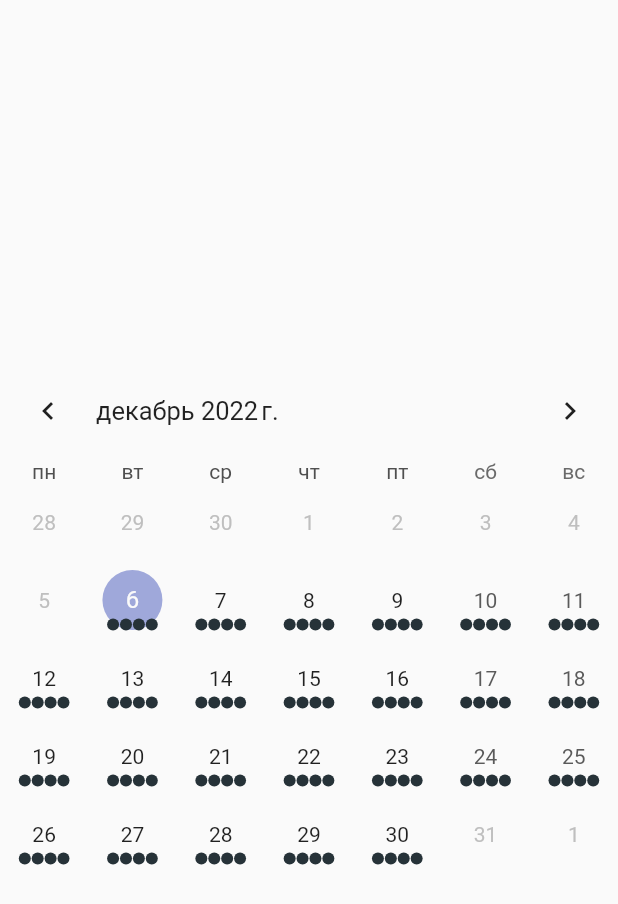
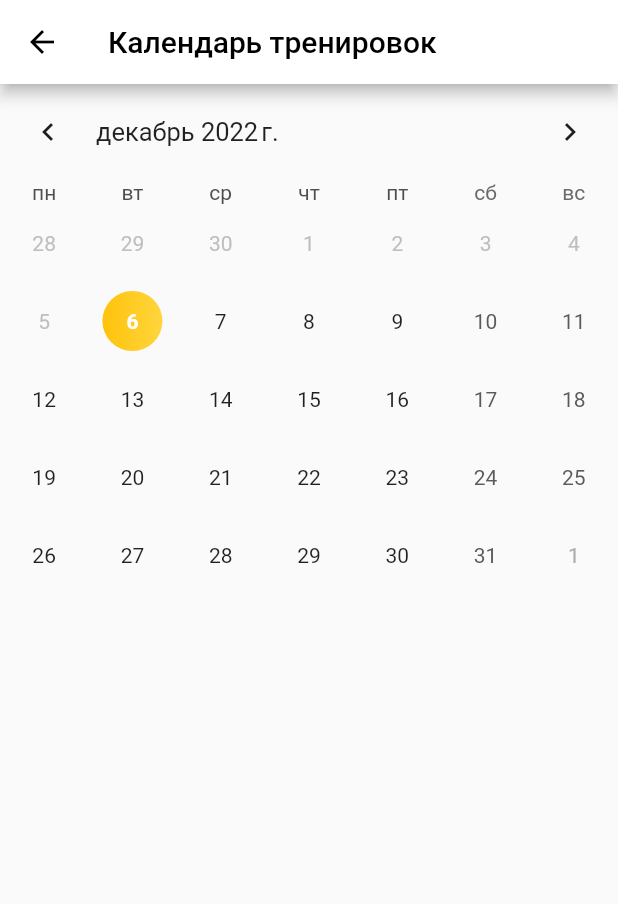
Before and after one commit to breadwithmeth/doro, a Flutter app: the TrainingCalendar screen opened directly, on a phone screen of 412 x 824 dp. Shown: the top 904 px of the screen. Run offline on Flutter 3.47's test engine with Material 2 defaults, Android fonts, the phone set to English and light mode, and no system bars; drawn by our look-alikes of table_calendar; our stand-ins replace firebase_core, firebase_messaging, google_fonts, shared_preferences; missing offline and left inert: mobile_scanner; accounts and stored records are empty; network calls fail.

Commit message:
almost finished schdule but not sure

```diff
--- a/lib/pages/trainingCalendar.dart
+++ b/lib/pages/trainingCalendar.dart
@@ -1,7 +1,9 @@
+import 'package:doro/pages/trainingsForDay.dart';
 import 'package:doro/utils/api.dart';
 import 'package:flutter/material.dart';
 import 'package:flutter/src/widgets/container.dart';
 import 'package:flutter/src/widgets/framework.dart';
+import 'package:intl/intl.dart';
 import 'package:table_calendar/table_calendar.dart';
 
 class TrainingCalendar extends StatefulWidget {
@@ -12,18 +14,26 @@ class TrainingCalendar extends StatefulWidget {
 }
 
 class _TrainingCalendarState extends State<TrainingCalendar> {
+  DateTime _selectedDay = DateTime.now();
   List? events = [];
-  List<dynamic> _getEventsForDay(day) {
-    return [
-      DateTime.utc(2022, 12, 30),
-      DateTime.utc(2022, 12, 30),
-      DateTime.utc(2022, 12, 30),
-      DateTime.utc(2022, 12, 30),
-      DateTime.utc(2022, 12, 30),
-      DateTime.utc(2022, 12, 30),
-      DateTime.utc(2022, 12, 30),
-      DateTime.utc(2022, 12, 30),
-    ];
+  List<dynamic> _getEventsForDay(DateTime day) {
+    List<dynamic> eventsForDay = [];
+    if (events != null) {
+      events?.forEach((element) {
+        DateTime tempDate = DateTime.parse(element['training_date']);
+        // print(tempDate);
+        // if (date1.year == date2.year && date1.month == date2.month && date1.day == date2.day) {
+
+        // }
+        if (tempDate.year == day.year &&
+            tempDate.month == day.month &&
+            tempDate.day == day.day) {
+          eventsForDay.add(day);
+        }
+      });
+    }
+    return eventsForDay;
+    // print(day);
   }
 
   @override
@@ -35,7 +45,8 @@ class _TrainingCalendarState extends State<TrainingCalendar> {
 
   Future<void> getEvents() async {
     List? temp = await getTrainigsScheduleCustomer();
-    print(temp);
+    // print(temp);
+
     setState(() {
       events = temp;
     });
@@ -44,22 +55,57 @@ class _TrainingCalendarState extends State<TrainingCalendar> {
   @override
   Widget build(BuildContext context) {
     return Scaffold(
-      body: Column(
-        mainAxisAlignment: MainAxisAlignment.center,
+      appBar: AppBar(
+        backgroundColor: Colors.white,
+        title: Text(
+          "Календарь тренировок",
+        ),
+        foregroundColor: Colors.black,
+      ),
+      body: ListView(
         children: [
           TableCalendar(
             startingDayOfWeek: StartingDayOfWeek.monday,
             headerStyle: HeaderStyle(
               formatButtonVisible: false,
             ),
+            calendarStyle: CalendarStyle(
+              canMarkersOverflow: false,
+              markersMaxCount: 5,
+              markerDecoration:
+                  BoxDecoration(color: Colors.black, shape: BoxShape.circle),
+              selectedTextStyle:
+                  TextStyle(color: Colors.white, fontWeight: FontWeight.w700),
+              selectedDecoration: BoxDecoration(
+                  gradient: LinearGradient(
+                      colors: [Colors.amber, Colors.amberAccent]),
+                  shape: BoxShape.circle),
+              todayDecoration: BoxDecoration(
+                  border: Border.all(color: Colors.blueGrey, width: 5),
+                  shape: BoxShape.circle),
+              todayTextStyle:
+                  TextStyle(color: Colors.black, fontWeight: FontWeight.w700),
+            ),
             locale: 'ru_RU',
-            focusedDay: DateTime.now(),
+            focusedDay: _selectedDay,
             firstDay: DateTime.now(),
-            lastDay: DateTime.utc(2022, 12, 30),
+            lastDay: DateTime.utc(2023, 12, 30),
             eventLoader: (day) {
               return _getEventsForDay(day);
             },
-          )
+            selectedDayPredicate: (day) => isSameDay(day, _selectedDay),
+            onDaySelected: ((selectedDay, focusedDay) {
+              setState(() {
+                _selectedDay = selectedDay;
+              });
+              Navigator.push(
+                context,
+                MaterialPageRoute(
+                  builder: (context) => TrainingsForDay(date: selectedDay),
+                ),
+              );
+            }),
+          ),
         ],
       ),
     );
```
Also changed, not shown: lib/pages/trainingsForDay.dart (added, +102 -0 lines), lib/utils/api.dart (+25 -6 lines).
